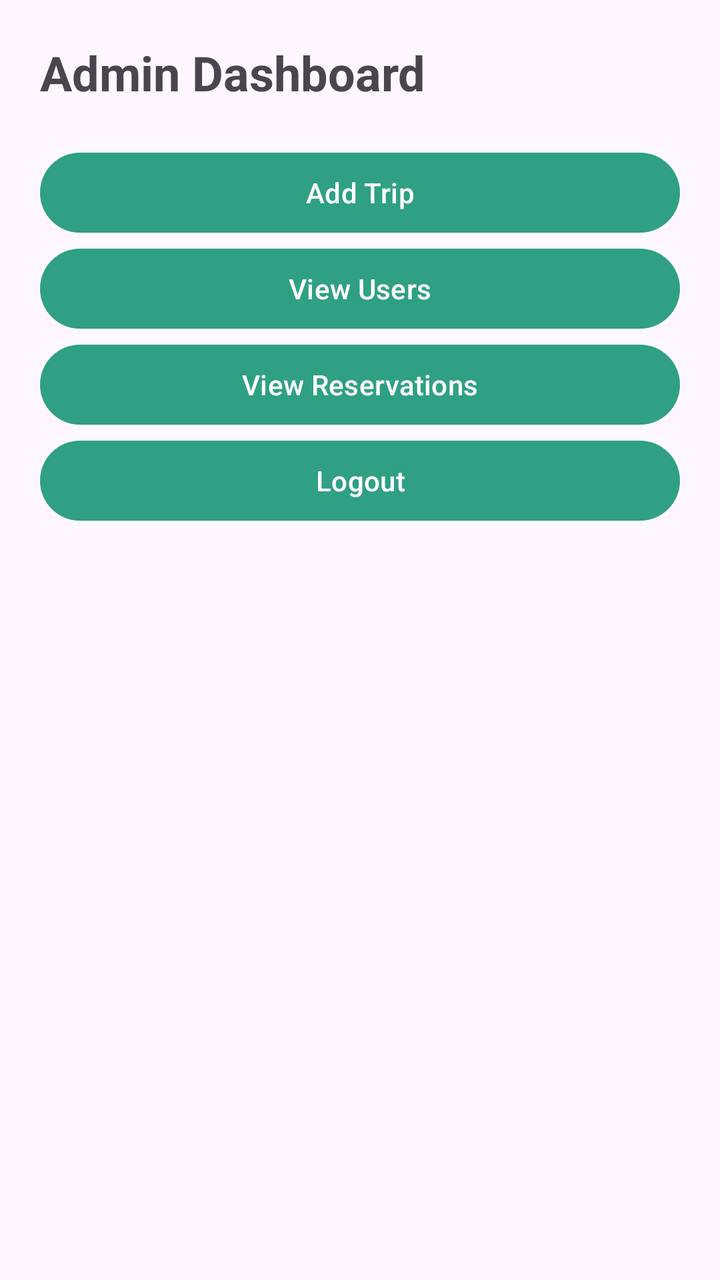
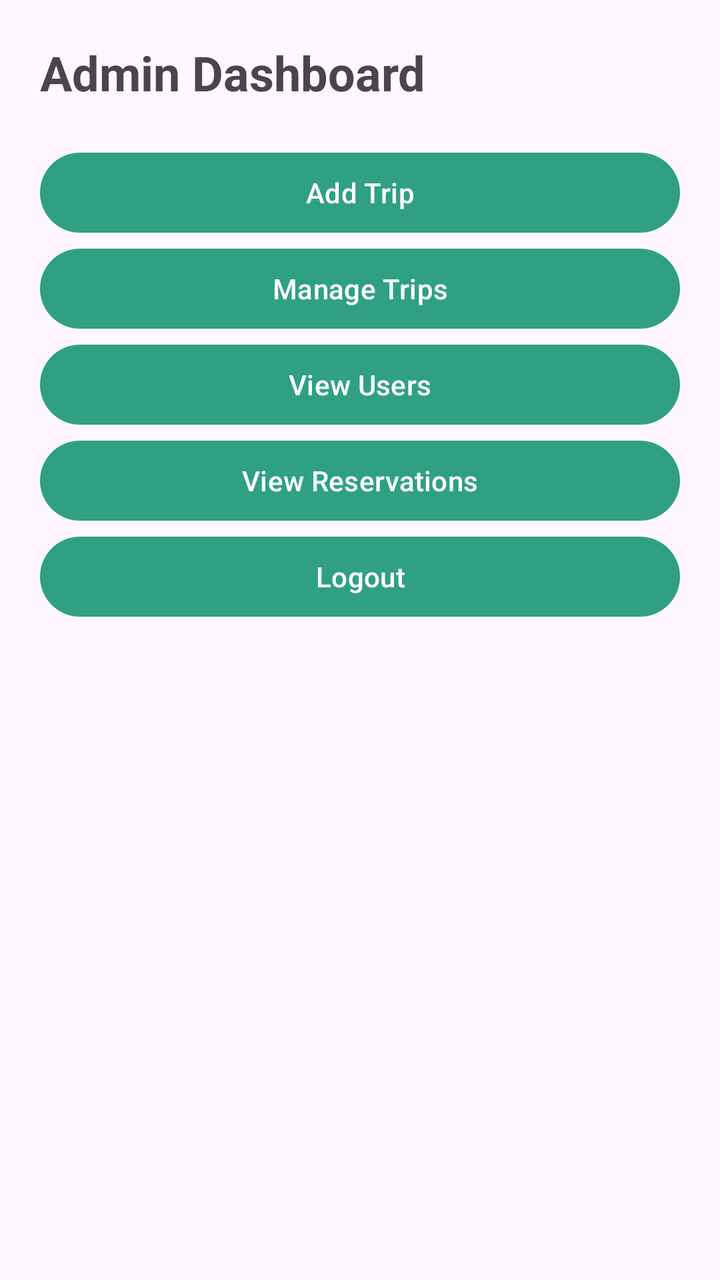

An Android layout rendered at two revisions. The XML below is the earlier revision; the diff shows what the commit changed to produce the second picture.
<!-- AndroidManifest.xml: application theme Theme.Travelplanner -->
<!-- res/layout/activity_admin_home.xml -->
<?xml version="1.0" encoding="utf-8"?>
<LinearLayout
    xmlns:android="http://schemas.android.com/apk/res/android"
    android:layout_width="match_parent"
    android:layout_height="match_parent"
    android:orientation="vertical"
    android:padding="20dp">

    <TextView
        android:layout_width="wrap_content"
        android:layout_height="wrap_content"
        android:text="Admin Dashboard"
        android:textSize="24sp"
        android:textStyle="bold"
        android:layout_marginBottom="20dp"/>

    <Button
        android:id="@+id/btnAddTrip"
        android:layout_width="match_parent"
        android:layout_height="wrap_content"
        android:text="Add Trip"/>

    <Button
        android:id="@+id/btnViewUsers"
        android:layout_width="match_parent"
        android:layout_height="wrap_content"
        android:text="View Users"/>

    <Button
        android:id="@+id/btnViewReservations"
        android:layout_width="match_parent"
        android:layout_height="wrap_content"
        android:text="View Reservations"/>

    <Button
        android:id="@+id/btnLogout"
        android:layout_width="match_parent"
        android:layout_height="wrap_content"
        android:text="Logout"/>

</LinearLayout>
<!-- resources referenced by this layout -->
<resources>
  <style name="Theme.Travelplanner" parent="Base.Theme.Travelplanner" />
  <style name="Base.Theme.Travelplanner" parent="Theme.Material3.DayNight.NoActionBar">
  
          <item name="colorPrimary">@color/primary_color</item>
          <item name="colorSecondary">@color/accent_color</item>
  
      </style>
  <color name="primary_color">#2FA084</color>
  <color name="accent_color">#6FCF97</color>
</resources>

<!-- the commit's change to res/layout/activity_admin_home.xml (unified diff, before → after) -->
@@ -19,6 +19,11 @@
         android:layout_width="match_parent"
         android:layout_height="wrap_content"
         android:text="Add Trip"/>
+    <Button
+        android:id="@+id/btnManageTrips"
+        android:layout_width="match_parent"
+        android:layout_height="wrap_content"
+        android:text="Manage Trips"/>
 
     <Button
         android:id="@+id/btnViewUsers"
